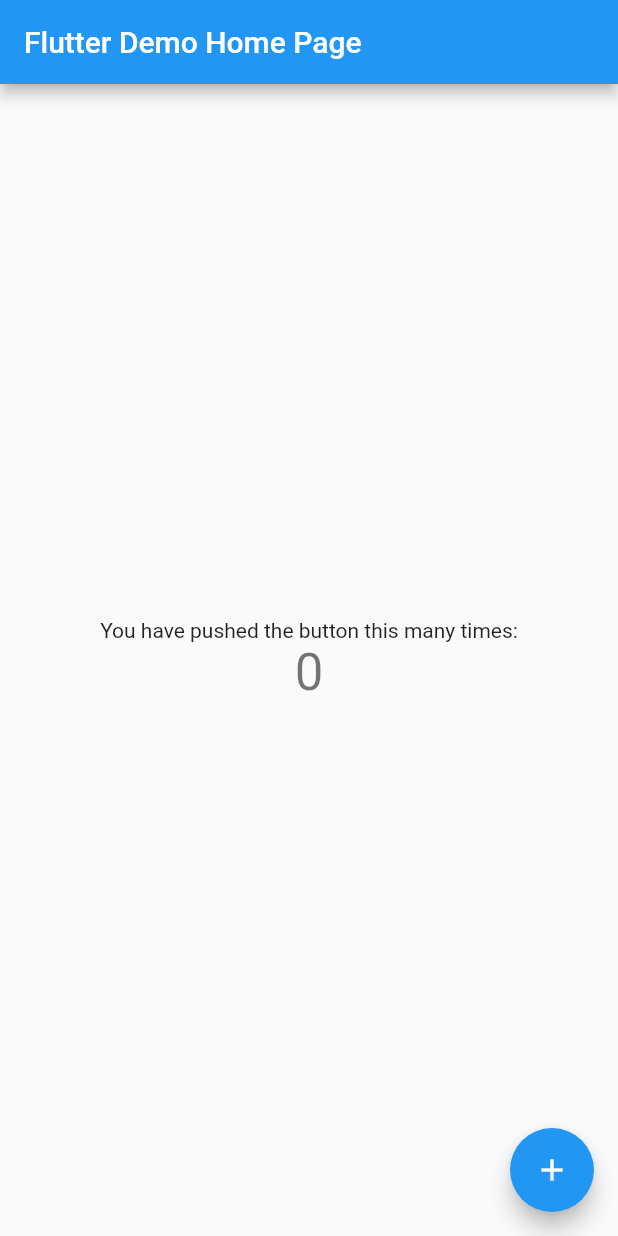
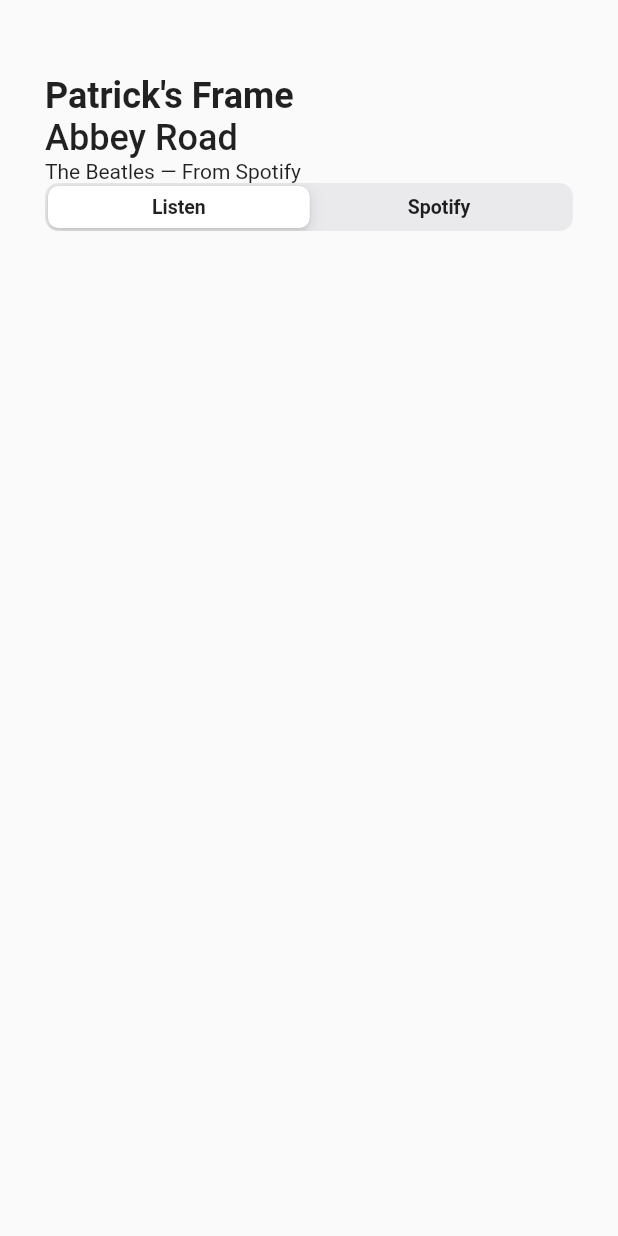
Before and after one commit to phultquist/frame-mobile-app, a Flutter app: the screen it shows after launch, on a phone screen of 412 x 824 dp. Run offline on Flutter 3.47's test engine with Material 2 defaults, Android fonts, the phone set to English and light mode, and no system bars; Roboto replaces fonts that are missing (Helvetica).

Commit message:
first commit!

```diff
--- a/lib/main.dart
+++ b/lib/main.dart
@@ -1,117 +1,67 @@
 import 'package:flutter/material.dart';
+import 'package:flutter/cupertino.dart';
 
 void main() {
-  runApp(MyApp());
+  runApp(new MaterialApp(home: new HomePage()));
 }
 
-class MyApp extends StatelessWidget {
-  // This widget is the root of your application.
+class HomePage extends StatelessWidget {
   @override
+  final Map<int, Widget> logoWidgets = const <int, Widget>{
+    0: Text(
+      "Listen",
+      style: TextStyle(fontFamily: 'Helvetica', fontWeight: FontWeight.w600),
+    ),
+    1: Text("Spotify",
+        style: TextStyle(fontFamily: 'Helvetica', fontWeight: FontWeight.w600)),
+  };
+
   Widget build(BuildContext context) {
-    return MaterialApp(
-      title: 'Flutter Demo',
-      theme: ThemeData(
-        // This is the theme of your application.
-        //
-        // Try running your application with "flutter run". You'll see the
-        // application has a blue toolbar. Then, without quitting the app, try
-        // changing the primarySwatch below to Colors.green and then invoke
-        // "hot reload" (press "r" in the console where you ran "flutter run",
-        // or simply save your changes to "hot reload" in a Flutter IDE).
-        // Notice that the counter didn't reset back to zero; the application
-        // is not restarted.
-        primarySwatch: Colors.blue,
-        // This makes the visual density adapt to the platform that you run
-        // the app on. For desktop platforms, the controls will be smaller and
-        // closer together (more dense) than on mobile platforms.
-        visualDensity: VisualDensity.adaptivePlatformDensity,
-      ),
-      home: MyHomePage(title: 'Flutter Demo Home Page'),
+    return new Scaffold(
+      body: new Container(
+          child: buildContent(),
+          margin: const EdgeInsets.symmetric(horizontal: 30, vertical: 50)),
     );
   }
+
+  Widget buildContent() => Column(
+        mainAxisAlignment: MainAxisAlignment.start,
+        children: [
+          Row(children: [
+            new Text(
+              "Patrick's Frame",
+              style: TextStyle(
+                  fontSize: 24.0,
+                  fontFamily: "Roboto",
+                  fontWeight: FontWeight.bold),
+            )
+          ]),
+          Row(children: [
+            new Text(
+              "Abbey Road",
+              style: TextStyle(
+                  fontSize: 24.0,
+                  fontFamily: "Roboto",
+                  fontWeight: FontWeight.w500),
+            )
+          ]),
+          Row(children: [
+            new Text(
+              "The Beatles — From Spotify",
+              textAlign: TextAlign.left,
+            )
+          ]),
+          Row(
+            mainAxisSize: MainAxisSize.max,
+            children: <Widget>[
+              Expanded(
+                  child: CupertinoSlidingSegmentedControl(
+                children: logoWidgets,
+                onValueChanged: (changeFromGroupValue) {},
+                groupValue: 0,
+              ))
+            ],
+          )
+        ],
+      );
 }
-
-class MyHomePage extends StatefulWidget {
-  MyHomePage({Key key, this.title}) : super(key: key);
-
-  // This widget is the home page of your application. It is stateful, meaning
-  // that it has a State object (defined below) that contains fields that affect
-  // how it looks.
-
-  // This class is the configuration for the state. It holds the values (in this
-  // case the title) provided by the parent (in this case the App widget) and
-  // used by the build method of the State. Fields in a Widget subclass are
-  // always marked "final".
-
-  final String title;
-
-  @override
-  _MyHomePageState createState() => _MyHomePageState();
-}
-
-class _MyHomePageState extends State<MyHomePage> {
-  int _counter = 0;
-
-  void _incrementCounter() {
-    setState(() {
-      // This call to setState tells the Flutter framework that something has
-      // changed in this State, which causes it to rerun the build method below
-      // so that the display can reflect the updated values. If we changed
-      // _counter without calling setState(), then the build method would not be
-      // called again, and so nothing would appear to happen.
-      _counter++;
-    });
-  }
-
-  @override
-  Widget build(BuildContext context) {
-    // This method is rerun every time setState is called, for instance as done
-    // by the _incrementCounter method above.
-    //
-    // The Flutter framework has been optimized to make rerunning build methods
-    // fast, so that you can just rebuild anything that needs updating rather
-    // than having to individually change instances of widgets.
-    return Scaffold(
-      appBar: AppBar(
-        // Here we take the value from the MyHomePage object that was created by
-        // the App.build method, and use it to set our appbar title.
-        title: Text(widget.title),
-      ),
-      body: Center(
-        // Center is a layout widget. It takes a single child and positions it
-        // in the middle of the parent.
-        child: Column(
-          // Column is also a layout widget. It takes a list of children and
-          // arranges them vertically. By default, it sizes itself to fit its
-          // children horizontally, and tries to be as tall as its parent.
-          //
-          // Invoke "debug painting" (press "p" in the console, choose the
-          // "Toggle Debug Paint" action from the Flutter Inspector in Android
-          // Studio, or the "Toggle Debug Paint" command in Visual Studio Code)
-          // to see the wireframe for each widget.
-          //
-          // Column has various properties to control how it sizes itself and
-          // how it positions its children. Here we use mainAxisAlignment to
-          // center the children vertically; the main axis here is the vertical
-          // axis because Columns are vertical (the cross axis would be
-          // horizontal).
-          mainAxisAlignment: MainAxisAlignment.center,
-          children: <Widget>[
-            Text(
-              'You have pushed the button this many times:',
-            ),
-            Text(
-              '$_counter',
-              style: Theme.of(context).textTheme.headline4,
-            ),
-          ],
-        ),
-      ),
-      floatingActionButton: FloatingActionButton(
-        onPressed: _incrementCounter,
-        tooltip: 'Increment',
-        child: Icon(Icons.add),
-      ), // This trailing comma makes auto-formatting nicer for build methods.
-    );
-  }
-}
```
